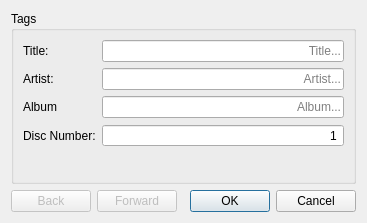
Before: the Qt Designer form src/libtomahawk/filemetadata/MetadataEditor.ui in tomahawk-player/tomahawk, drawn with Qt 5.
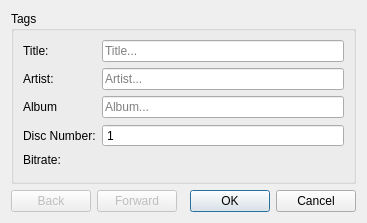
After: the same form once the commit is applied.

Commit message:
Format MetdataEditorDlg window title.
Added bitrate to MetadataEditorDlg.
Align tag editing fields to left.

```diff
--- a/src/libtomahawk/filemetadata/MetadataEditor.ui
+++ b/src/libtomahawk/filemetadata/MetadataEditor.ui
@@ -42,7 +42,7 @@
       <item row="0" column="1">
        <widget class="QLineEdit" name="titleLineEdit">
         <property name="alignment">
-         <set>Qt::AlignRight|Qt::AlignTrailing|Qt::AlignVCenter</set>
+         <set>Qt::AlignLeading|Qt::AlignLeft|Qt::AlignVCenter</set>
         </property>
         <property name="placeholderText">
          <string>Title...</string>
@@ -52,7 +52,7 @@
       <item row="5" column="1">
        <widget class="QLineEdit" name="artistLineEdit">
         <property name="alignment">
-         <set>Qt::AlignRight|Qt::AlignTrailing|Qt::AlignVCenter</set>
+         <set>Qt::AlignLeading|Qt::AlignLeft|Qt::AlignVCenter</set>
         </property>
         <property name="placeholderText">
          <string>Artist...</string>
@@ -62,7 +62,7 @@
       <item row="9" column="1">
        <widget class="QLineEdit" name="albumLineEdit">
         <property name="alignment">
-         <set>Qt::AlignRight|Qt::AlignTrailing|Qt::AlignVCenter</set>
+         <set>Qt::AlignLeading|Qt::AlignLeft|Qt::AlignVCenter</set>
         </property>
         <property name="placeholderText">
          <string>Album...</string>
@@ -81,7 +81,7 @@
          <enum>Qt::LeftToRight</enum>
         </property>
         <property name="alignment">
-         <set>Qt::AlignRight|Qt::AlignTrailing|Qt::AlignVCenter</set>
+         <set>Qt::AlignLeading|Qt::AlignLeft|Qt::AlignVCenter</set>
         </property>
         <property name="buttonSymbols">
          <enum>QAbstractSpinBox::NoButtons</enum>
@@ -112,6 +112,20 @@
         </property>
        </widget>
       </item>
+      <item row="13" column="0">
+       <widget class="QLabel" name="label_4">
+        <property name="text">
+         <string>Bitrate:</string>
+        </property>
+       </widget>
+      </item>
+      <item row="13" column="1">
+       <widget class="QLabel" name="bitrateLabel">
+        <property name="text">
+         <string/>
+        </property>
+       </widget>
+      </item>
      </layout>
     </widget>
    </item>
```
The commit also changes 4 other files.
